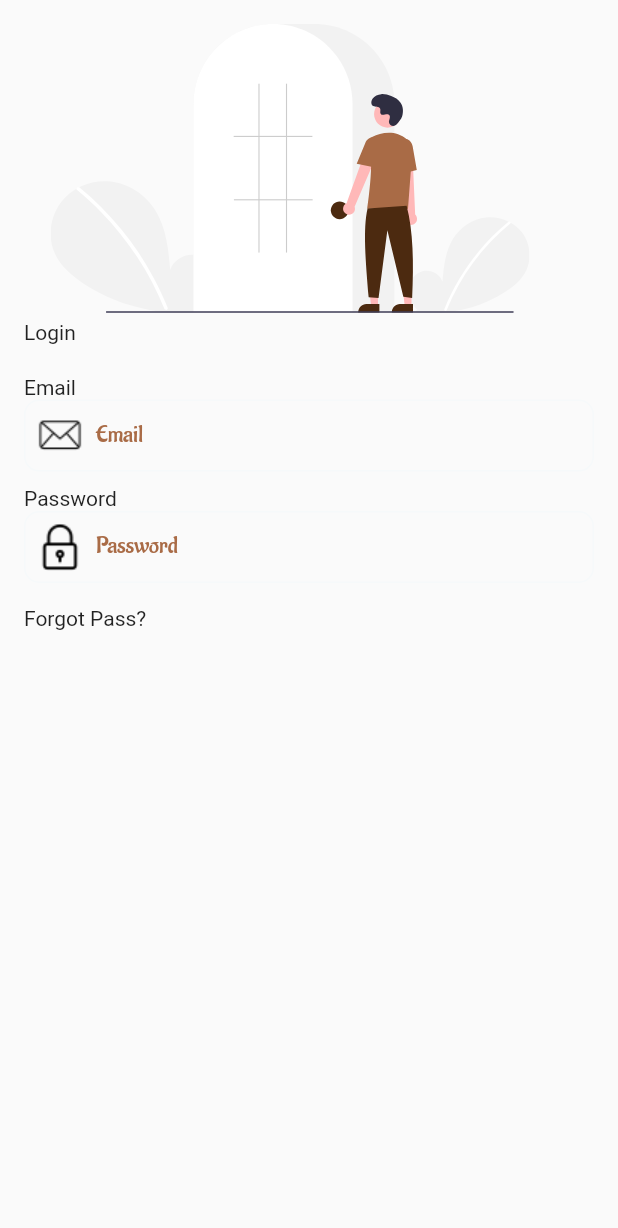
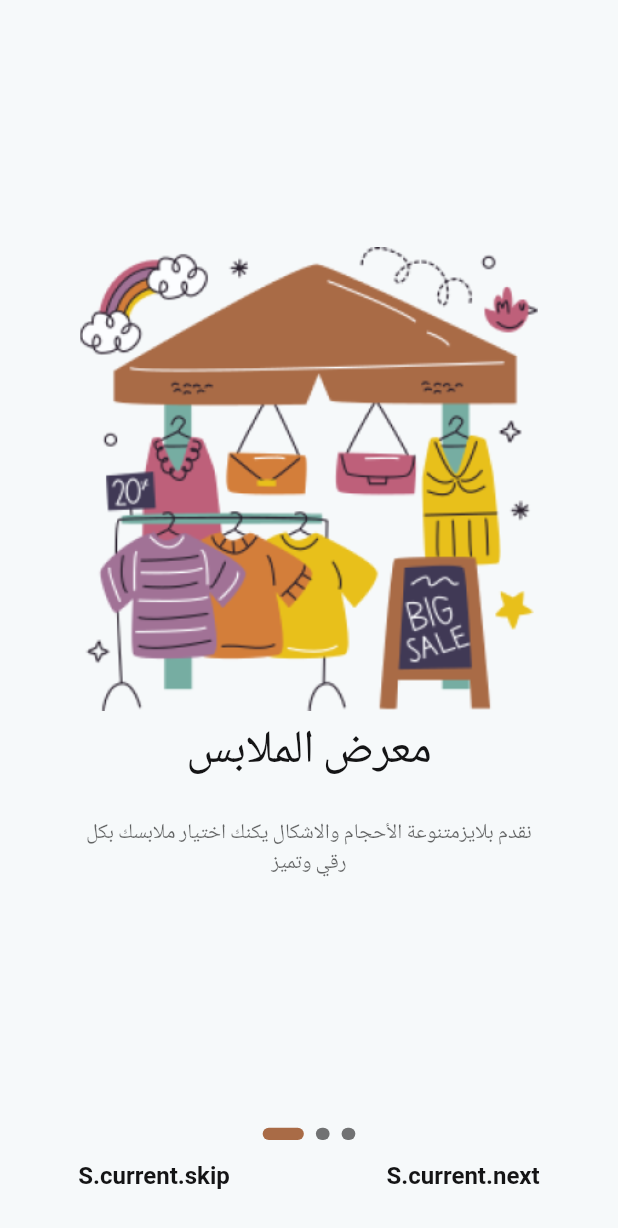
Before and after one commit to raghebzaki/marketc, a Flutter app: the screen it shows after launch, on a phone screen of 412 x 824 dp. Shown: the top 1228 px of the screen. Run offline on Flutter 3.47's test engine with Material 2 defaults, Android fonts, the phone set to English and light mode, and no system bars; drawn by our look-alikes of smooth_page_indicator; our stand-ins replace bloc, connectivity_plus, dio, equatable, firebase_core, firebase_messaging and 7 more; accounts and stored records are empty; project files that could hold a hidden picture were left out.

Commit message:
Create on boarding view

```diff
--- a/lib/config/themes/app_text_styles.dart
+++ b/lib/config/themes/app_text_styles.dart
@@ -5,15 +5,33 @@ import '../../core/utils/app_constants.dart';
 import '../../core/utils/dimensions.dart';
 
 class CustomTextStyle {
-  static TextStyle kTextStyleF12 = TextStyle(
-    fontSize: Dimensions.f12,
+  static TextStyle onBoardingTextStyleF30 = TextStyle(
+    fontSize: Dimensions.f30,
     fontWeight: FontWeight.w400, //? Regular
     fontFamily: AppConstants.mainFontFamily,
     color: AppColors.textColor,
+    height: 0.05,
+
   );
 
-  static TextStyle kTextStyleF14 = TextStyle(
-    fontSize: Dimensions.f14,
+
+  static TextStyle kTextStyleF14Sub =  TextStyle(
+    color: Colors.black.withOpacity(0.6000000238418579),
+    fontSize: 14,
+    fontFamily: AppConstants.subFontFamily,
+    fontWeight: FontWeight.w400,
+    height: 0,
+  );
+      static TextStyle kTextStyleF14 =  TextStyle(
+    color: Colors.black.withOpacity(0.6000000238418579),
+    fontSize: 14,
+    fontFamily: AppConstants.mainFontFamily,
+    fontWeight: FontWeight.w400,
+    height: 0,
+  );
+
+  static TextStyle kTextStyleF12 = TextStyle(
+    fontSize: Dimensions.f12,
     fontWeight: FontWeight.w400, //? Regular
     fontFamily: AppConstants.mainFontFamily,
     color: AppColors.textColor,
--- a/lib/core/router/router.dart
+++ b/lib/core/router/router.dart
@@ -1,2 +1,3 @@
 const String mainViewPageRoute = '/mainView';
+const String onBoardingPageRoute = '/onBoarding';
 const String loginPageRoute = '/login';
--- a/lib/core/router/router_generator.dart
+++ b/lib/core/router/router_generator.dart
@@ -1,6 +1,7 @@
 import 'package:flutter/material.dart';
 
 import '../../features/auth/login/presentation/pages/login_view.dart';
+import '../../features/on_boarding/presentation/pages/on_boarding_view.dart';
 import '../../main_view.dart';
 import 'router.dart';
 
@@ -10,6 +11,10 @@ class AppRouters {
       case mainViewPageRoute:
         return MaterialPageRoute(
           builder: (BuildContext context) => const MainView(),
+        );
+        case onBoardingPageRoute:
+        return MaterialPageRoute(
+          builder: (BuildContext context) => const OnBoardingView(),
         );
         case loginPageRoute:
         return MaterialPageRoute(
--- /dev/null
+++ b/lib/features/on_boarding/presentation/pages/on_boarding_view.dart
@@ -0,0 +1,218 @@
+import 'package:flutter/material.dart';
+import 'package:flutter_screenutil/flutter_screenutil.dart';
+import 'package:gap/gap.dart';
+import 'package:marketc/config/themes/app_text_styles.dart';
+import 'package:marketc/features/auth/login/presentation/pages/login_view.dart';
+import 'package:smooth_page_indicator/smooth_page_indicator.dart';
+
+import '../../../../core/utils/app_colors.dart';
+import '../../../../generated/l10n.dart';
+
+class OnBoardingView extends StatefulWidget {
+  const OnBoardingView({super.key});
+
+  @override
+  OnBoardingViewState createState() => OnBoardingViewState();
+}
+
+class OnBoardingViewState extends State<OnBoardingView> {
+  PageController controller = PageController();
+  int pageIndex = 0;
+
+  @override
+  Widget build(BuildContext context) {
+    return Material(
+      child: Container(
+        decoration: const BoxDecoration(
+          color: AppColors.primary,
+        ),
+        child: Stack(
+          children: <Widget>[
+            PageView(
+              onPageChanged: (value) {
+                setState(() {
+                  pageIndex = value;
+                });
+              },
+              controller: controller,
+              children: [
+                Column(
+                  children:[
+                    Gap(140.h),
+                    Padding(
+                      padding:  EdgeInsets.symmetric(vertical: 20.h),
+                      child: Image.asset(
+                        'assets/images/onboard_1.png',
+                        height: 300.h,
+                        width: 300.w,
+                      ),
+                    ),
+                      Padding(
+                        padding:  EdgeInsets.symmetric(
+                            horizontal: 50.w,vertical: 16.h),
+                        child: Text(
+                          S.current.onboard_1,
+                          textAlign: TextAlign.center,
+                          style:CustomTextStyle.onBoardingTextStyleF30
+                        ),
+                      ),
+                     Padding(
+                      padding:  EdgeInsets.symmetric(
+                          horizontal: 50.w,vertical: 16.h),
+                      child: Text(
+                        S.current.onboard_1_des,
+                        textAlign: TextAlign.center,
+                          style:CustomTextStyle.kTextStyleF14Sub
+
+                      ),
+                    ),
+                  ],
+                ),
+                Column(
+                  children:[
+                    Gap(140.h),
+                    Padding(
+                      padding:  EdgeInsets.symmetric(vertical: 20.h),
+                      child: Image.asset(
+                        'assets/images/onboard_2.png',
+                        height: 300.h,
+                        width: 300.w,
+                      ),
+                    ),
+                    Padding(
+                      padding:  EdgeInsets.symmetric(
+                          horizontal: 50.w,vertical: 16.h),
+                      child: Text(
+                          S.current.onboard_1,
+                          textAlign: TextAlign.center,
+                          style:CustomTextStyle.onBoardingTextStyleF30
+                      ),
+                    ),
+                    Padding(
+                      padding:  EdgeInsets.symmetric(
+                          horizontal: 50.w,vertical: 16.h),
+                      child: Text(
+                          S.current.onboard_1_des,
+                          textAlign: TextAlign.center,
+                          style:CustomTextStyle.kTextStyleF14Sub
+
+                      ),
+                    ),
+                  ],
+                ),
+                Column(
+                  children:[
+                    Gap(140.h),
+                    Padding(
+                      padding:  EdgeInsets.symmetric(vertical: 20.h),
+                      child: Image.asset(
+                        'assets/images/onboard_1.png',
+                        height: 300.h,
+                        width: 300.w,
+                      ),
+                    ),
+                    Padding(
+                      padding:  EdgeInsets.symmetric(
+                          horizontal: 50.w,vertical: 16.h),
+                      child: Text(
+                          S.current.onboard_1,
+                          textAlign: TextAlign.center,
+                          style:CustomTextStyle.onBoardingTextStyleF30
+                      ),
+                    ),
+                    Padding(
+                      padding:  EdgeInsets.symmetric(
+                          horizontal: 50.w,vertical: 16.h),
+                      child: Text(
+                          S.current.onboard_1_des,
+                          textAlign: TextAlign.center,
+                          style:CustomTextStyle.kTextStyleF14Sub
+
+                      ),
+                    ),
+                  ],
+                ),
+              ],
+            ),
+            Positioned(
+              bottom: 16.0,
+              child: SizedBox(
+                width: MediaQuery.of(context).size.width,
+                child: Column(
+                  children: <Widget>[
+                    SmoothPageIndicator(
+                      controller: controller,
+                      count: 3,
+                      effect:  ExpandingDotsEffect(
+                        dotHeight: 8.h,
+                        dotWidth: 8.w,
+                        dotColor: Colors.black54,
+
+                        activeDotColor: AppColors.secondary,
+                      ),
+                    ),
+                    Row(
+                      mainAxisAlignment: MainAxisAlignment.spaceAround,
+                      children: <Widget>[
+                        Opacity(
+                          opacity: pageIndex != 2 ? 1.0 : 0.0,
+                          child: TextButton(
+                            child: const Text(
+                              "S.current.skip",
+                              style: TextStyle(
+                                  color: AppColors.textColor,
+                                  fontWeight: FontWeight.bold,
+                                  fontSize: 16),
+                            ),
+                            onPressed: () {
+                              Navigator.of(context).pushReplacement(
+                                  MaterialPageRoute(
+                                      builder: (context) => const LoginView()));
+                            },
+                          ),
+                        ),
+                        pageIndex != 2
+                            ? TextButton(
+                                child: const Text(
+                                  "S.current.next",
+                                  style: TextStyle(
+                                      color: AppColors.textColor,
+                                      fontWeight: FontWeight.bold,
+                                      fontSize: 16),
+                                ),
+                                onPressed: () {
+                                  if (!(controller.page == 2.0)) {
+                                    controller.nextPage(
+                                        duration:
+                                            const Duration(milliseconds: 200),
+                                        curve: Curves.linear);
+                                  }
+                                },
+                              )
+                            : TextButton(
+                                child: const Text(
+                                  "S.current.finish",
+                                  style: TextStyle(
+                                      color: AppColors.textColor,
+                                      fontWeight: FontWeight.bold,
+                                      fontSize: 16),
+                                ),
+                                onPressed: () {
+                                  Navigator.of(context).pushReplacement(
+                                      MaterialPageRoute(
+                                          builder: (context) =>
+                                              const LoginView()));
+                                },
+                              )
+                      ],
+                    ),
+                  ],
+                ),
+              ),
+            )
+          ],
+        ),
+      ),
+    );
+  }
+}
--- a/lib/l10n/intl_en.arb
+++ b/lib/l10n/intl_en.arb
@@ -12,5 +12,10 @@
   "timeout_error": "time out, try again late",
   "default_error": "some thing went wrong, try again later",
   "cache_error": "cache error, try again later",
-  "no_internet_error": "Please check your internet connection"
+  "no_internet_error": "Please check your internet connection",
+
+  "onboard_1": "معرض الملابس",
+  "onboard_1_des": "نقدم بلايزمتنوعة الأحجام والاشكال يكنك اختيار ملابسك بكل رقي وتميز"
+
+
 }
--- a/lib/main_view.dart
+++ b/lib/main_view.dart
@@ -22,7 +22,7 @@ class _MainViewState extends State<MainView> {
       child: BlocConsumer<InternetCubit, InternetStates>(
         listener: (context, state) {
           if (state == InternetStates.gained) {
-            context.pushNamed(loginPageRoute);
+            context.pushNamed(onBoardingPageRoute);
           } else if (state == InternetStates.lost) {
             context.defaultSnackBar(
               "No Internet Connection",
--- a/pubspec.yaml
+++ b/pubspec.yaml
@@ -61,6 +61,7 @@ dependencies:
   flutter_native_splash: ^2.3.0 # Customize Flutter's default white native splash screen with background color and splash image
   flutter_launcher_icons: ^0.13.1 # A package which simplifies the task of updating your Flutter app's launcher icon
   flutter_svg: ^2.0.9 # An SVG rendering and widget library for Flutter
+  smooth_page_indicator: ^1.1.0
 
   # Flutter plugin for adapting screen and font size.
   flutter_screenutil: ^5.9.0
```
Also changed, not shown: lib/generated/intl/messages_en.dart, lib/generated/l10n.dart, pubspec.lock.
